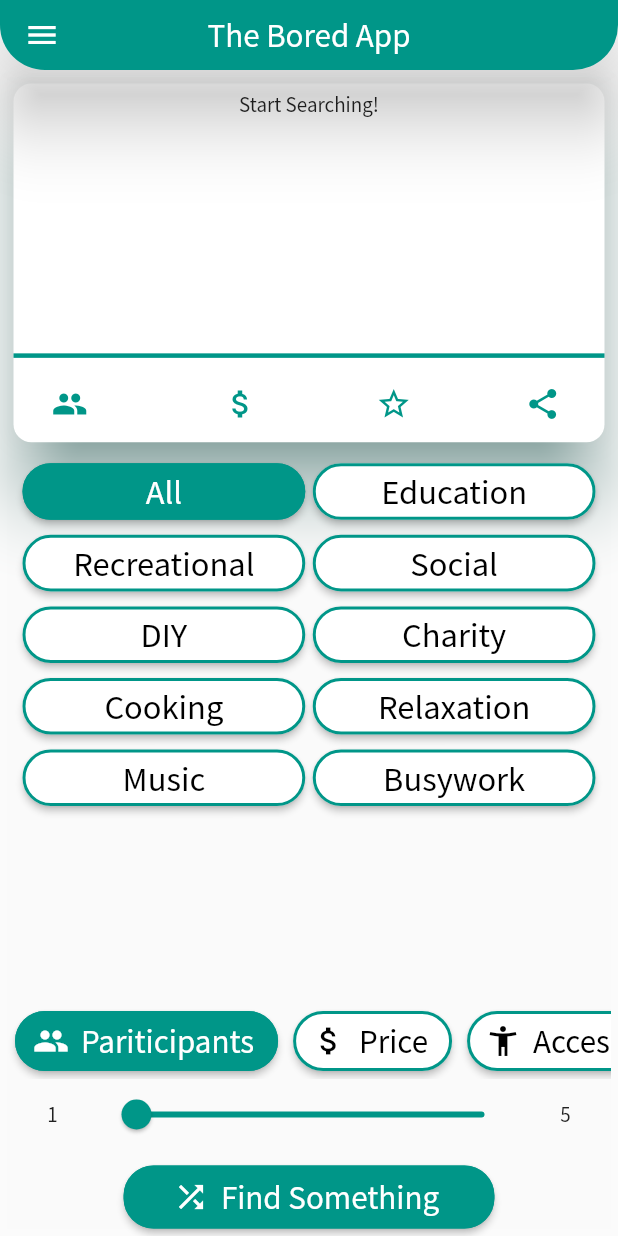
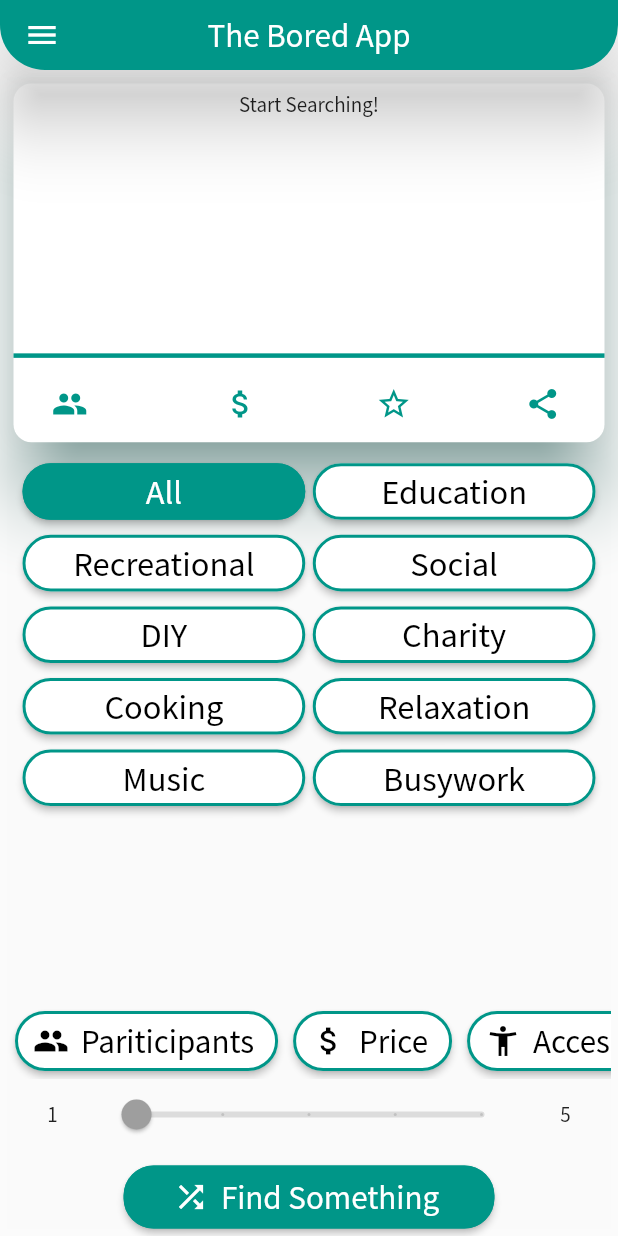
Before and after one commit to prabhaskumra/I-am-bored, a Flutter app: the screen it shows after launch, on a phone screen of 412 x 824 dp. Run offline on Flutter 3.47's test engine with Material 2 defaults, Android fonts, the phone set to English and light mode, and no system bars; our stand-ins replace flutter_linkify, share.

Commit message:
listview button works

```diff
--- a/i_am_bored/lib/screens/home_screen.dart
+++ b/i_am_bored/lib/screens/home_screen.dart
@@ -32,7 +32,7 @@ class _HomeScreenState extends State<HomeScreen> {
   var _isStar = false;
 
   // ListViewButtons(fontsize: fontsize) listButtons;
-  ListViewButtons listButtons = ListViewButtons(fontsize: fontsize);
+  // ListViewButtons listButtons = ListViewButtons(fontsize: fontsize);
 
   @override
   void initState() {
--- a/i_am_bored/lib/widgets/gridview_buttons.dart
+++ b/i_am_bored/lib/widgets/gridview_buttons.dart
@@ -40,6 +40,8 @@ class _GridViewButtonsState extends State<GridViewButtons> {
   bool isMusic = false;
   bool isBusywork = false;
 
+  bool colorKey = true;
+
   Future<void> vibrate() async {
     await SystemChannels.platform.invokeMethod<void>(
       'HapticFeedback.vibrate',
@@ -49,7 +51,8 @@ class _GridViewButtonsState extends State<GridViewButtons> {
 
   void setColorKey(String key) {
     setState(() {
-      globals.colorKey = 'isGrid';
+      // globals.colorKey = 'isGrid';
+      colorKey = true;
       vibrate();
       if (key == 'isAll') {
         isAll = true;
@@ -118,7 +121,8 @@ class _GridViewButtonsState extends State<GridViewButtons> {
   void setKey(String key) {
     vibrate();
     setState(() {
-      globals.colorKey = 'isList';
+      // globals.colorKey = 'isList';
+      colorKey = false;
       if (key == 'isParticipants') {
         isParticipants = true;
         isPrice = isAccessibility = isActivity = false;
@@ -159,157 +163,23 @@ class _GridViewButtonsState extends State<GridViewButtons> {
             crossAxisCount: 2,
             scrollDirection: Axis.vertical,
             children: <Widget>[
-              RaisedButton(
-                child: Text(
-                  'All',
-                  style: TextStyle(
-                    fontSize: 23,
-                    color: isAll ? Colors.white : Colors.black,
-                  ),
-                ),
-                onPressed: () {
-                  setColorKey('isAll');
-                },
-                color: isAll ? Theme.of(context).primaryColor : Colors.white,
-                shape: roundedRectangleBorder,
-                // autofocus: false,
-              ),
-              RaisedButton(
-                child: Text(
-                  'Education',
-                  style: TextStyle(
-                    fontSize: 23,
-                    color: isEducation ? Colors.white : Colors.black,
-                  ),
-                ),
-                onPressed: () {
-                  setColorKey('isEducation');
-                },
-                color:
-                    isEducation ? Theme.of(context).primaryColor : Colors.white,
-                shape: roundedRectangleBorder,
-              ),
-              RaisedButton(
-                child: Text(
-                  'Recreational',
-                  style: TextStyle(
-                    fontSize: 23,
-                    color: isRecreational ? Colors.white : Colors.black,
-                  ),
-                ),
-                onPressed: () {
-                  setColorKey('isRecreational');
-                },
-                color: isRecreational
-                    ? Theme.of(context).primaryColor
-                    : Colors.white,
-                shape: roundedRectangleBorder,
-              ),
-              RaisedButton(
-                child: Text(
-                  'Social',
-                  style: TextStyle(
-                    fontSize: 23,
-                    color: isSocial ? Colors.white : Colors.black,
-                  ),
-                ),
-                onPressed: () {
-                  setColorKey('isSocial');
-                },
-                color: isSocial ? Theme.of(context).primaryColor : Colors.white,
-                shape: roundedRectangleBorder,
-              ),
-              RaisedButton(
-                child: Text(
-                  'DIY',
-                  style: TextStyle(
-                    fontSize: 23,
-                    color: isDIY ? Colors.white : Colors.black,
-                  ),
-                ),
-                onPressed: () {
-                  setColorKey('isDIY');
-                },
-                color: isDIY ? Theme.of(context).primaryColor : Colors.white,
-                shape: roundedRectangleBorder,
-              ),
-              RaisedButton(
-                child: Text(
-                  'Charity',
-                  style: TextStyle(
-                    fontSize: 23,
-                    color: isCharity ? Colors.white : Colors.black,
-                  ),
-                ),
-                onPressed: () {
-                  setColorKey('isCharity');
-                },
-                color:
-                    isCharity ? Theme.of(context).primaryColor : Colors.white,
-                shape: roundedRectangleBorder,
-              ),
-              RaisedButton(
-                child: Text(
-                  'Cooking',
-                  style: TextStyle(
-                    fontSize: 23,
-                    color: isCooking ? Colors.white : Colors.black,
-                  ),
-                ),
-                onPressed: () {
-                  setColorKey('isCooking');
-                },
-                color:
-                    isCooking ? Theme.of(context).primaryColor : Colors.white,
-                shape: roundedRectangleBorder,
-              ),
-              RaisedButton(
-                child: Text(
-                  'Relaxation',
-                  style: TextStyle(
-                    fontSize: 23,
-                    color: isRelaxtion ? Colors.white : Colors.black,
-                  ),
-                ),
-                onPressed: () {
-                  setColorKey('isRelaxation');
-                },
-                color:
-                    isRelaxtion ? Theme.of(context).primaryColor : Colors.white,
-                shape: roundedRectangleBorder,
-              ),
-              RaisedButton(
-                child: Text(
-                  'Music',
-                  style: TextStyle(
-                    fontSize: 23,
-                    color: isMusic ? Colors.white : Colors.black,
-                  ),
-                ),
-                onPressed: () {
-                  setColorKey('isMusic');
-                },
-                color: isMusic ? Theme.of(context).primaryColor : Colors.white,
-                shape: roundedRectangleBorder,
-              ),
-              RaisedButton(
-                child: Text(
-                  'Busywork',
-                  style: TextStyle(
-                    fontSize: 23,
-                    color: isBusywork ? Colors.white : Colors.black,
-                  ),
-                ),
-                onPressed: () {
-                  setColorKey('isBusywork');
-                },
-                color:
-                    isBusywork ? Theme.of(context).primaryColor : Colors.white,
-                shape: roundedRectangleBorder,
-              ),
+              buildRaisedButton(context, 'All', 'isAll', isAll),
+              buildRaisedButton(
+                  context, 'Education', 'isEducation', isEducation),
+              buildRaisedButton(
+                  context, 'Recreational', 'isRecreational', isRecreational),
+              buildRaisedButton(context, 'Social', 'isScial', isSocial),
+              buildRaisedButton(context, 'DIY', 'isDIY', isDIY),
+              buildRaisedButton(context, 'Charity', 'isCharity', isCharity),
+              buildRaisedButton(context, 'Cooking', 'isCooking', isCooking),
+              buildRaisedButton(
+                  context, 'Relaxation', 'isRelaxation', isRelaxtion),
+              buildRaisedButton(context, 'Music', 'isMusic', isMusic),
+              buildRaisedButton(context, 'Busywork', 'isBusywork', isBusywork),
             ],
           ),
         ),
+        /////////////////////// LIST VIEW STARTS HERE  ////////////////////////////
         SizedBox(
           height: 50,
           child: ListView(
@@ -319,13 +189,15 @@ class _GridViewButtonsState extends State<GridViewButtons> {
               Padding(
                 padding: const EdgeInsets.all(5.0),
                 child: RaisedButton.icon(
-                  color: isParticipants
+                  color: (isParticipants && !colorKey)
                       ? Theme.of(context).primaryColor
                       : Colors.white,
                   shape: roundedRectangleBorder,
                   icon: Icon(
                     Icons.people,
-                    color: isParticipants ? Colors.white : Colors.black,
+                    color: (isParticipants && !colorKey)
+                        ? Colors.white
+                        : Colors.black,
                   ),
                   onPressed: () {
                     isParticipants = true;
@@ -335,7 +207,9 @@ class _GridViewButtonsState extends State<GridViewButtons> {
                     "Pariticipants",
                     style: TextStyle(
                       fontSize: widget.fontsize,
-                      color: isParticipants ? Colors.white : Colors.black,
+                      color: (isParticipants && !colorKey)
+                          ? Colors.white
+                          : Colors.black,
                     ),
                   ),
                 ),
@@ -345,7 +219,7 @@ class _GridViewButtonsState extends State<GridViewButtons> {
                 child: RaisedButton.icon(
                   icon: Icon(
                     Icons.attach_money,
-                    color: isPrice ? Colors.white : Colors.black,
+                    color: (isPrice && !colorKey) ? Colors.white : Colors.black,
                   ),
                   shape: roundedRectangleBorder,
                   onPressed: () {
@@ -355,11 +229,13 @@ class _GridViewButtonsState extends State<GridViewButtons> {
                     "Price",
                     style: TextStyle(
                       fontSize: widget.fontsize,
-                      color: isPrice ? Colors.white : Colors.black,
+                      color:
+                          (isPrice && !colorKey) ? Colors.white : Colors.black,
                     ),
                   ),
-                  color:
-                      isPrice ? Theme.of(context).primaryColor : Colors.white,
+                  color: (isPrice && !colorKey)
+                      ? Theme.of(context).primaryColor
+                      : Colors.white,
                 ),
               ),
               Padding(
@@ -367,10 +243,12 @@ class _GridViewButtonsState extends State<GridViewButtons> {
                 child: RaisedButton.icon(
                   icon: Icon(
                     Icons.accessibility_new,
-                    color: isAccessibility ? Colors.white : Colors.black,
+                    color: (isAccessibility && !colorKey)
+                        ? Colors.white
+                        : Colors.black,
                   ),
                   shape: roundedRectangleBorder,
-                  color: isAccessibility
+                  color: (isAccessibility && !colorKey)
                       ? Theme.of(context).primaryColor
                       : Colors.white,
                   onPressed: () {
@@ -380,7 +258,9 @@ class _GridViewButtonsState extends State<GridViewButtons> {
                     "Accessibility",
                     style: TextStyle(
                       fontSize: widget.fontsize,
-                      color: isAccessibility ? Colors.white : Colors.black,
+                      color: (isAccessibility && !colorKey)
+                          ? Colors.white
+                          : Colors.black,
                     ),
                   ),
                 ),
@@ -411,21 +291,26 @@ class _GridViewButtonsState extends State<GridViewButtons> {
             ),
             Expanded(
               child: Slider.adaptive(
-                inactiveColor: Theme.of(context).primaryColor,
+                // inactiveColor: Theme.of(context).primaryColor,
                 // activeColor: Color,
-                activeColor: Theme.of(context).primaryColor,
+                activeColor:
+                    colorKey ? Colors.grey : Theme.of(context).primaryColor,
                 value: isPrice
                     ? priceValue
                     : (isAccessibility ? accessValue : value),
                 autofocus: true,
-                onChanged: (newValue) {
+                onChanged: colorKey
+                    ? null
+                    : (newValue) {
                         setState(() {
                           if (isAccessibility)
-                      accessValue = double.parse((newValue).toStringAsFixed(2));
+                            accessValue =
+                                double.parse((newValue).toStringAsFixed(2));
                           else if (isParticipants)
                             value = newValue;
                           else if (isPrice)
-                      priceValue = double.parse((newValue).toStringAsFixed(2));
+                            priceValue =
+                                double.parse((newValue).toStringAsFixed(2));
 
                           if (isAccessibility) {
                             globals.accessibliltyKey =
@@ -475,4 +360,37 @@ class _GridViewButtonsState extends State<GridViewButtons> {
       ],
     );
   }
+
+  RaisedButton buildRaisedButton(
+    BuildContext context,
+    String textTitle,
+    String colorTitle,
+    bool colorSwitch,
+  ) {
+    var roundedRectangleBorder = RoundedRectangleBorder(
+      side: BorderSide(
+          color: Theme.of(context).primaryColor,
+          width: 2,
+          style: BorderStyle.solid),
+      borderRadius: BorderRadius.circular(20),
+    );
+
+    return RaisedButton(
+      child: Text(
+        textTitle,
+        style: TextStyle(
+          fontSize: 23,
+          color: (colorSwitch && colorKey) ? Colors.white : Colors.black,
+        ),
+      ),
+      onPressed: () {
+        setColorKey(colorTitle);
+      },
+      color: (colorSwitch && colorKey)
+          ? Theme.of(context).primaryColor
+          : Colors.white,
+      shape: roundedRectangleBorder,
+      // autofocus: false,
+    );
   }
+}
```
Lines whose indentation alone changed are shown as unchanged.
